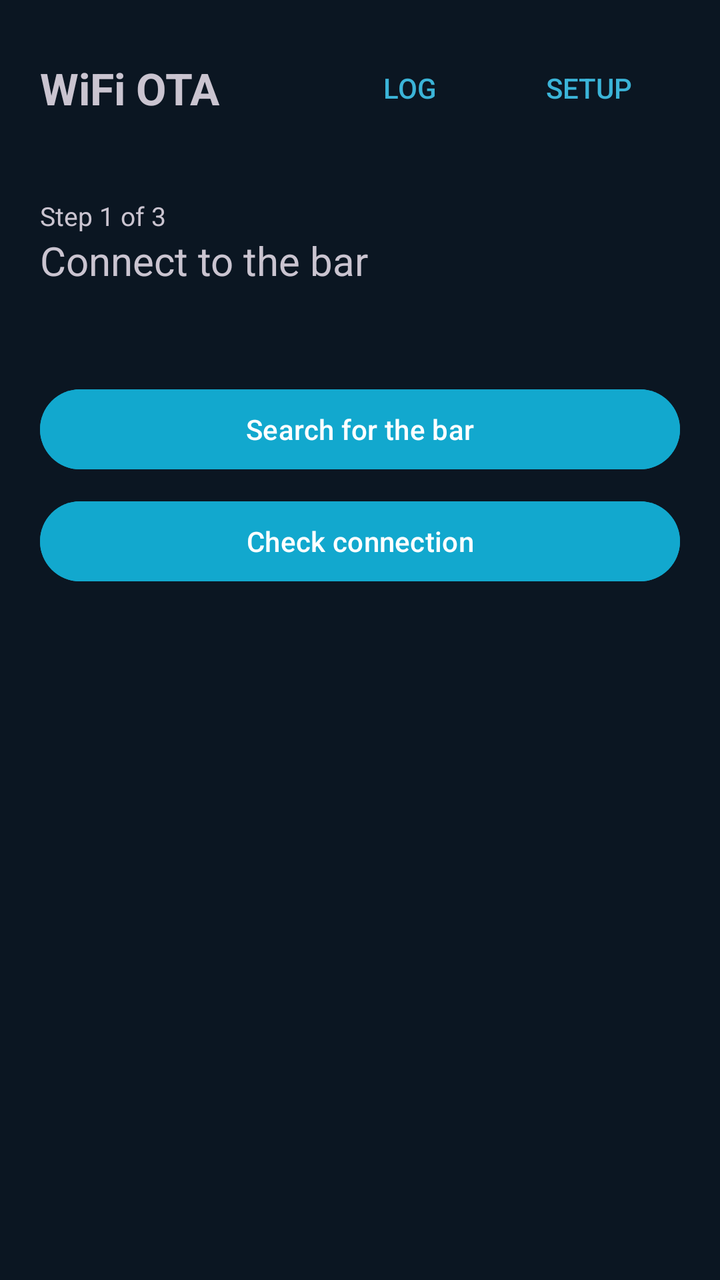
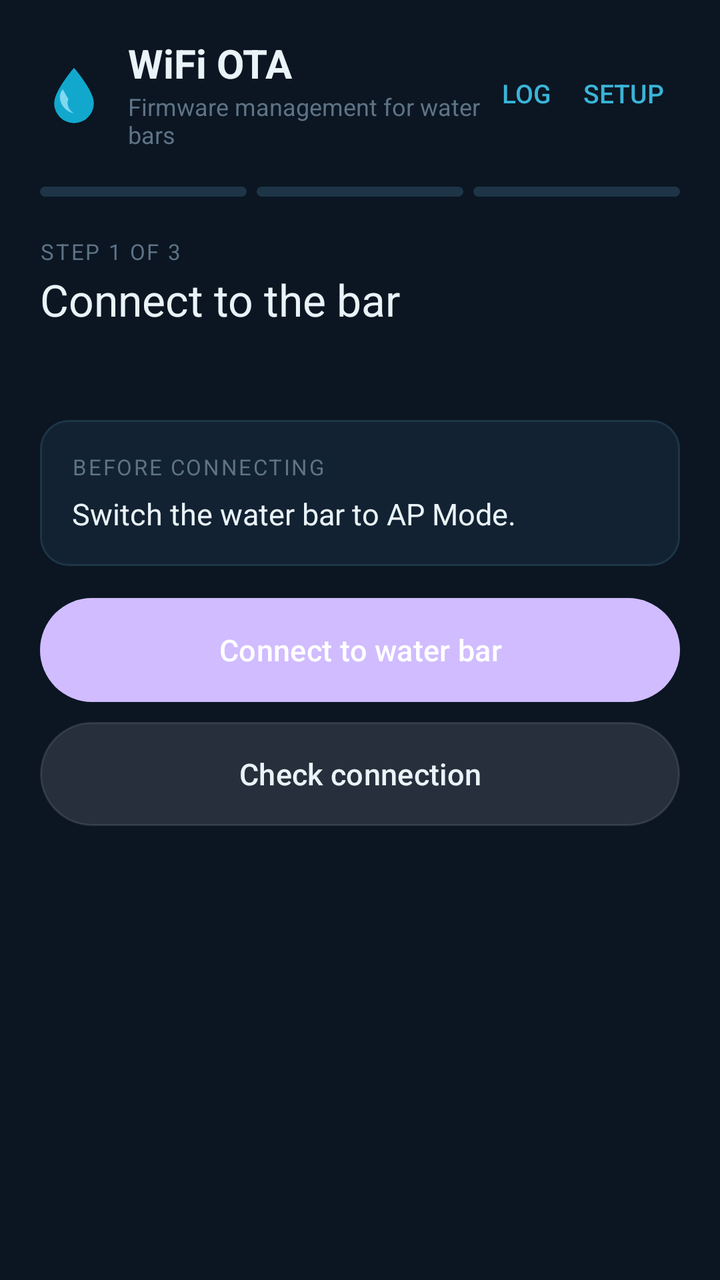

Compare the two renders of this Android layout. The source of the first and the diff that turns it into the second are given below.
<!-- AndroidManifest.xml: application theme Theme.Material3.Dark.NoActionBar -->
<!-- res/layout/activity_main.xml -->
<?xml version="1.0" encoding="utf-8"?>
<LinearLayout xmlns:android="http://schemas.android.com/apk/res/android"
    android:layout_width="match_parent"
    android:layout_height="match_parent"
    android:background="@color/app_background"
    android:orientation="vertical"
    android:padding="20dp">

    <LinearLayout
        android:layout_width="match_parent"
        android:layout_height="wrap_content"
        android:gravity="center_vertical"
        android:orientation="horizontal">

        <TextView
            android:layout_width="0dp"
            android:layout_height="wrap_content"
            android:layout_weight="1"
            android:text="WiFi OTA"
            android:textSize="22sp"
            android:textStyle="bold" />

        <Button
            android:id="@+id/logButton"
            android:textColor="@color/helper_blue"
            style="?android:attr/borderlessButtonStyle"
            android:layout_width="wrap_content"
            android:layout_height="wrap_content"
            android:text="Log" />

        <Button
            android:id="@+id/settingsButton"
            android:textColor="@color/helper_blue"
            style="?android:attr/borderlessButtonStyle"
            android:layout_width="wrap_content"
            android:layout_height="wrap_content"
            android:text="Setup" />
    </LinearLayout>

    <LinearLayout
        android:layout_width="match_parent"
        android:layout_height="wrap_content"
        android:layout_marginTop="8dp"
        android:orientation="horizontal">

        <View
            android:id="@+id/bar1"
            android:layout_width="0dp"
            android:layout_height="5dp"
            android:layout_marginEnd="4dp"
            android:layout_weight="1" />

        <View
            android:id="@+id/bar2"
            android:layout_width="0dp"
            android:layout_height="5dp"
            android:layout_marginEnd="4dp"
            android:layout_weight="1" />

        <View
            android:id="@+id/bar3"
            android:layout_width="0dp"
            android:layout_height="5dp"
            android:layout_weight="1" />
    </LinearLayout>

    <TextView
        android:id="@+id/stepCounter"
        android:layout_width="wrap_content"
        android:layout_height="wrap_content"
        android:layout_marginTop="18dp"
        android:textSize="13sp"
        android:text="Step 1 of 3" />

    <TextView
        android:id="@+id/stepTitle"
        android:layout_width="wrap_content"
        android:layout_height="wrap_content"
        android:textSize="20sp"
        android:text="Connect to the bar" />

    <TextView
        android:id="@+id/stepHint"
        android:layout_width="match_parent"
        android:layout_height="wrap_content"
        android:layout_marginTop="4dp"
        android:textSize="14sp"
        android:text="" />

    <LinearLayout
        android:id="@+id/step1"
        android:layout_width="match_parent"
        android:layout_height="wrap_content"
        android:layout_marginTop="24dp"
        android:orientation="vertical">

        <Button
            android:id="@+id/searchButton"
            android:backgroundTint="@color/action_green"
            android:textColor="#FFFFFF"
            android:layout_width="match_parent"
            android:layout_height="wrap_content"
            android:text="Search for the bar" />

        <Button
            android:id="@+id/pingButton"
            android:backgroundTint="@color/action_green"
            android:textColor="#FFFFFF"
            android:layout_width="match_parent"
            android:layout_height="wrap_content"
            android:layout_marginTop="8dp"
            android:enabled="false"
            android:text="Check connection" />
    </LinearLayout>

    <LinearLayout
        android:id="@+id/step2"
        android:layout_width="match_parent"
        android:layout_height="wrap_content"
        android:layout_marginTop="24dp"
        android:orientation="vertical"
        android:visibility="gone">

        <Button
            android:id="@+id/folderButton"
            android:backgroundTint="@color/helper_blue"
            android:textColor="#FFFFFF"
            android:layout_width="match_parent"
            android:layout_height="wrap_content"
            android:text="Choose firmware folder" />

        <Button
            android:id="@+id/hmiButton"
            android:backgroundTint="@color/action_green"
            android:textColor="#FFFFFF"
            android:layout_width="match_parent"
            android:layout_height="wrap_content"
            android:layout_marginTop="12dp"
            android:enabled="false"
            android:text="HMI" />

        <Button
            android:id="@+id/addonButton"
            android:backgroundTint="@color/action_green"
            android:textColor="#FFFFFF"
            android:layout_width="match_parent"
            android:layout_height="wrap_content"
            android:layout_marginTop="8dp"
            android:enabled="false"
            android:text="ADDON" />

        <Button
            android:id="@+id/rcButton"
            android:backgroundTint="@color/action_green"
            android:textColor="#FFFFFF"
            android:layout_width="match_parent"
            android:layout_height="wrap_content"
            android:layout_marginTop="8dp"
            android:enabled="false"
            android:text="RC" />
    </LinearLayout>

    <LinearLayout
        android:id="@+id/step3"
        android:layout_width="match_parent"
        android:layout_height="wrap_content"
        android:layout_marginTop="24dp"
        android:orientation="vertical"
        android:visibility="gone">

        <TextView
            android:id="@+id/summary"
            android:layout_width="match_parent"
            android:layout_height="wrap_content"
            android:textSize="15sp"
            android:text="" />

        <ProgressBar
            android:id="@+id/uploadBar"
            style="?android:attr/progressBarStyleHorizontal"
            android:layout_width="match_parent"
            android:layout_height="wrap_content"
            android:layout_marginTop="16dp"
            android:max="100"
            android:progress="0"
            android:visibility="invisible" />

        <TextView
            android:id="@+id/progressText"
            android:layout_width="match_parent"
            android:layout_height="wrap_content"
            android:textSize="13sp"
            android:text="" />

        <Button
            android:id="@+id/flashButton"
            android:backgroundTint="@color/action_green"
            android:textColor="#FFFFFF"
            android:layout_width="match_parent"
            android:layout_height="wrap_content"
            android:layout_marginTop="16dp"
            android:text="Flash" />
    </LinearLayout>

    <Button
        android:id="@+id/backButton"
        android:textColor="@color/helper_blue"
        style="?android:attr/borderlessButtonStyle"
        android:layout_width="wrap_content"
        android:layout_height="wrap_content"
        android:layout_marginTop="8dp"
        android:text="Back"
        android:visibility="gone" />
</LinearLayout>
<!-- resources referenced by this layout -->
<resources>
  <color name="action_green">#12A8CE</color>
  <color name="app_background">#0B1622</color>
  <color name="helper_blue">#3BB4D8</color>
</resources>

<!-- the commit's change to res/layout/activity_main.xml (unified diff, before → after) -->
@@ -1,214 +1,324 @@
 <?xml version="1.0" encoding="utf-8"?>
-<LinearLayout xmlns:android="http://schemas.android.com/apk/res/android"
+<ScrollView xmlns:android="http://schemas.android.com/apk/res/android"
     android:layout_width="match_parent"
     android:layout_height="match_parent"
     android:background="@color/app_background"
-    android:orientation="vertical"
-    android:padding="20dp">
+    android:fillViewport="true">
 
     <LinearLayout
         android:layout_width="match_parent"
         android:layout_height="wrap_content"
-        android:gravity="center_vertical"
-        android:orientation="horizontal">
+        android:orientation="vertical"
+        android:paddingStart="20dp"
+        android:paddingEnd="20dp"
+        android:paddingTop="18dp"
+        android:paddingBottom="28dp">
+
+        <LinearLayout
+            android:layout_width="match_parent"
+            android:layout_height="wrap_content"
+            android:gravity="center_vertical"
+            android:orientation="horizontal">
+
+            <ImageView
+                android:layout_width="34dp"
+                android:layout_height="34dp"
+                android:contentDescription="@string/app_name"
+                android:src="@drawable/ic_drop" />
+
+            <LinearLayout
+                android:layout_width="0dp"
+                android:layout_height="wrap_content"
+                android:layout_marginStart="10dp"
+                android:layout_weight="1"
+                android:orientation="vertical">
+
+                <TextView
+                    android:layout_width="wrap_content"
+                    android:layout_height="wrap_content"
+                    android:text="WiFi OTA"
+                    android:textColor="@color/text_primary"
+                    android:textSize="20sp"
+                    android:textStyle="bold" />
+
+                <TextView
+                    android:layout_width="wrap_content"
+                    android:layout_height="wrap_content"
+                    android:text="Firmware management for water bars"
+                    android:textColor="@color/text_muted"
+                    android:textSize="12sp" />
+            </LinearLayout>
+
+            <Button
+                android:id="@+id/logButton"
+                style="?android:attr/borderlessButtonStyle"
+                android:layout_width="wrap_content"
+                android:layout_height="wrap_content"
+                android:minWidth="0dp"
+                android:paddingStart="8dp"
+                android:paddingEnd="8dp"
+                android:text="Log"
+                android:textColor="@color/helper_blue"
+                android:textSize="13sp" />
+
+            <Button
+                android:id="@+id/settingsButton"
+                style="?android:attr/borderlessButtonStyle"
+                android:layout_width="wrap_content"
+                android:layout_height="wrap_content"
+                android:minWidth="0dp"
+                android:paddingStart="8dp"
+                android:paddingEnd="8dp"
+                android:text="Setup"
+                android:textColor="@color/helper_blue"
+                android:textSize="13sp" />
+        </LinearLayout>
+
+        <LinearLayout
+            android:layout_width="match_parent"
+            android:layout_height="wrap_content"
+            android:layout_marginTop="18dp"
+            android:orientation="horizontal">
+
+            <View
+                android:id="@+id/bar1"
+                android:layout_width="0dp"
+                android:layout_height="5dp"
+                android:layout_marginEnd="5dp"
+                android:layout_weight="1"
+                android:background="@drawable/bg_step" />
+
+            <View
+                android:id="@+id/bar2"
+                android:layout_width="0dp"
+                android:layout_height="5dp"
+                android:layout_marginEnd="5dp"
+                android:layout_weight="1"
+                android:background="@drawable/bg_step" />
+
+            <View
+                android:id="@+id/bar3"
+                android:layout_width="0dp"
+                android:layout_height="5dp"
+                android:layout_weight="1"
+                android:background="@drawable/bg_step" />
+        </LinearLayout>
 
         <TextView
-            android:layout_width="0dp"
-            android:layout_height="wrap_content"
-            android:layout_weight="1"
-            android:text="WiFi OTA"
-            android:textSize="22sp"
-            android:textStyle="bold" />
+            android:id="@+id/stepCounter"
+            android:layout_width="wrap_content"
+            android:layout_height="wrap_content"
+            android:layout_marginTop="20dp"
+            android:letterSpacing="0.08"
+            android:text="STEP 1 OF 3"
+            android:textColor="@color/text_muted"
+            android:textSize="11sp" />
+
+        <TextView
+            android:id="@+id/stepTitle"
+            android:layout_width="wrap_content"
+            android:layout_height="wrap_content"
+            android:layout_marginTop="2dp"
+            android:text="Connect to the bar"
+            android:textColor="@color/text_primary"
+            android:textSize="22sp" />
+
+        <TextView
+            android:id="@+id/stepHint"
+            android:layout_width="match_parent"
+            android:layout_height="wrap_content"
+            android:layout_marginTop="6dp"
+            android:text=""
+            android:textColor="@color/text_secondary"
+            android:textSize="13sp" />
+
+        <LinearLayout
+            android:id="@+id/step1"
+            android:layout_width="match_parent"
+            android:layout_height="wrap_content"
+            android:layout_marginTop="22dp"
+            android:orientation="vertical">
+
+            <LinearLayout
+                android:layout_width="match_parent"
+                android:layout_height="wrap_content"
+                android:background="@drawable/bg_card"
+                android:orientation="vertical"
+                android:padding="16dp">
+
+                <TextView
+                    android:layout_width="wrap_content"
+                    android:layout_height="wrap_content"
+                    android:letterSpacing="0.08"
+                    android:text="BEFORE CONNECTING"
+                    android:textColor="@color/text_muted"
+                    android:textSize="11sp" />
+
+                <TextView
+                    android:layout_width="wrap_content"
+                    android:layout_height="wrap_content"
+                    android:layout_marginTop="6dp"
+                    android:text="Switch the water bar to AP Mode."
+                    android:textColor="@color/text_primary"
+                    android:textSize="15sp" />
+            </LinearLayout>
+
+            <Button
+                android:id="@+id/searchButton"
+                android:layout_width="match_parent"
+                android:layout_height="52dp"
+                android:layout_marginTop="16dp"
+                android:background="@drawable/bg_button_primary"
+                android:text="Connect to water bar"
+                android:textColor="#FFFFFF"
+                android:textSize="15sp" />
+
+            <Button
+                android:id="@+id/pingButton"
+                android:layout_width="match_parent"
+                android:layout_height="52dp"
+                android:layout_marginTop="10dp"
+                android:background="@drawable/bg_button_ghost"
+                android:enabled="false"
+                android:text="Check connection"
+                android:textColor="@color/text_primary"
+                android:textSize="15sp" />
+        </LinearLayout>
+
+        <LinearLayout
+            android:id="@+id/step2"
+            android:layout_width="match_parent"
+            android:layout_height="wrap_content"
+            android:layout_marginTop="22dp"
+            android:orientation="vertical"
+            android:visibility="gone">
+
+            <Button
+                android:id="@+id/folderButton"
+                android:layout_width="match_parent"
+                android:layout_height="48dp"
+                android:background="@drawable/bg_button_ghost"
+                android:text="Firmware folder"
+                android:textColor="@color/text_primary"
+                android:textSize="14sp" />
+
+            <Button
+                android:id="@+id/hmiButton"
+                android:layout_width="match_parent"
+                android:layout_height="56dp"
+                android:layout_marginTop="14dp"
+                android:background="@drawable/bg_button_primary"
+                android:enabled="false"
+                android:text="HMI"
+                android:textAlignment="viewStart"
+                android:textColor="#FFFFFF"
+                android:textSize="14sp" />
+
+            <Button
+                android:id="@+id/addonButton"
+                android:layout_width="match_parent"
+                android:layout_height="56dp"
+                android:layout_marginTop="10dp"
+                android:background="@drawable/bg_button_primary"
+                android:enabled="false"
+                android:text="ADDON"
+                android:textAlignment="viewStart"
+                android:textColor="#FFFFFF"
+                android:textSize="14sp" />
+
+            <Button
+                android:id="@+id/rcButton"
+                android:layout_width="match_parent"
+                android:layout_height="56dp"
+                android:layout_marginTop="10dp"
+                android:background="@drawable/bg_button_primary"
+                android:enabled="false"
+                android:text="RC"
+                android:textAlignment="viewStart"
+                android:textColor="#FFFFFF"
+                android:textSize="14sp" />
+        </LinearLayout>
+
+        <LinearLayout
+            android:id="@+id/step3"
+            android:layout_width="match_parent"
+            android:layout_height="wrap_content"
+            android:layout_marginTop="22dp"
+            android:orientation="vertical"
+            android:visibility="gone">
+
+            <LinearLayout
+                android:layout_width="match_parent"
+                android:layout_height="wrap_content"
+                android:background="@drawable/bg_card"
+                android:orientation="vertical"
+                android:padding="16dp">
+
+                <TextView
+                    android:id="@+id/summary"
+                    android:layout_width="match_parent"
+                    android:layout_height="wrap_content"
+                    android:fontFamily="monospace"
+                    android:text=""
+                    android:textColor="@color/text_primary"
+                    android:textSize="13sp" />
+
+                <ProgressBar
+                    android:id="@+id/uploadBar"
+                    style="?android:attr/progressBarStyleHorizontal"
+                    android:layout_width="match_parent"
+                    android:layout_height="8dp"
+                    android:layout_marginTop="16dp"
+                    android:max="100"
+                    android:progress="0"
+                    android:progressTint="@color/accent"
+                    android:visibility="invisible" />
+
+                <TextView
+                    android:id="@+id/progressText"
+                    android:layout_width="match_parent"
+                    android:layout_height="wrap_content"
+                    android:layout_marginTop="8dp"
+                    android:text=""
+                    android:textColor="@color/text_secondary"
+                    android:textSize="12sp" />
+            </LinearLayout>
+
+            <LinearLayout
+                android:layout_width="match_parent"
+                android:layout_height="wrap_content"
+                android:layout_marginTop="14dp"
+                android:background="@drawable/bg_card"
+                android:orientation="vertical"
+                android:padding="14dp">
+
+                <TextView
+                    android:layout_width="match_parent"
+                    android:layout_height="wrap_content"
+                    android:text="Keep the app open and the bar powered during the update."
+                    android:textColor="@color/warn"
+                    android:textSize="12sp" />
+            </LinearLayout>
+
+            <Button
+                android:id="@+id/flashButton"
+                android:layout_width="match_parent"
+                android:layout_height="52dp"
+                android:layout_marginTop="16dp"
+                android:background="@drawable/bg_button_primary"
+                android:text="Flash"
+                android:textColor="#FFFFFF"
+                android:textSize="15sp" />
+        </LinearLayout>
 
         <Button
-            android:id="@+id/logButton"
-            android:textColor="@color/helper_blue"
+            android:id="@+id/backButton"
             style="?android:attr/borderlessButtonStyle"
             android:layout_width="wrap_content"
             android:layout_height="wrap_content"
-            android:text="Log" />
-
-        <Button
-            android:id="@+id/settingsButton"
+            android:layout_marginTop="10dp"
+            android:text="Back"
             android:textColor="@color/helper_blue"
-            style="?android:attr/borderlessButtonStyle"
-            android:layout_width="wrap_content"
-            android:layout_height="wrap_content"
-            android:text="Setup" />
+            android:visibility="gone" />
     </LinearLayout>
-
-    <LinearLayout
-        android:layout_width="match_parent"
-        android:layout_height="wrap_content"
-        android:layout_marginTop="8dp"
-        android:orientation="horizontal">
-
-        <View
-            android:id="@+id/bar1"
-            android:layout_width="0dp"
-            android:layout_height="5dp"
-            android:layout_marginEnd="4dp"
-            android:layout_weight="1" />
-
-        <View
-            android:id="@+id/bar2"
-            android:layout_width="0dp"
-            android:layout_height="5dp"
-            android:layout_marginEnd="4dp"
-            android:layout_weight="1" />
-
-        <View
-            android:id="@+id/bar3"
-            android:layout_width="0dp"
-            android:layout_height="5dp"
-            android:layout_weight="1" />
-    </LinearLayout>
-
-    <TextView
-        android:id="@+id/stepCounter"
-        android:layout_width="wrap_content"
-        android:layout_height="wrap_content"
-        android:layout_marginTop="18dp"
-        android:textSize="13sp"
-        android:text="Step 1 of 3" />
-
-    <TextView
-        android:id="@+id/stepTitle"
-        android:layout_width="wrap_content"
-        android:layout_height="wrap_content"
-        android:textSize="20sp"
-        android:text="Connect to the bar" />
-
-    <TextView
-        android:id="@+id/stepHint"
-        android:layout_width="match_parent"
-        android:layout_height="wrap_content"
-        android:layout_marginTop="4dp"
-        android:textSize="14sp"
-        android:text="" />
-
-    <LinearLayout
-        android:id="@+id/step1"
-        android:layout_width="match_parent"
-        android:layout_height="wrap_content"
-        android:layout_marginTop="24dp"
-        android:orientation="vertical">
-
-        <Button
-            android:id="@+id/searchButton"
-            android:backgroundTint="@color/action_green"
-            android:textColor="#FFFFFF"
-            android:layout_width="match_parent"
-            android:layout_height="wrap_content"
-            android:text="Search for the bar" />
-
-        <Button
-            android:id="@+id/pingButton"
-            android:backgroundTint="@color/action_green"
-            android:textColor="#FFFFFF"
-            android:layout_width="match_parent"
-            android:layout_height="wrap_content"
-            android:layout_marginTop="8dp"
-            android:enabled="false"
-            android:text="Check connection" />
-    </LinearLayout>
-
-    <LinearLayout
-        android:id="@+id/step2"
-        android:layout_width="match_parent"
-        android:layout_height="wrap_content"
-        android:layout_marginTop="24dp"
-        android:orientation="vertical"
-        android:visibility="gone">
-
-        <Button
-            android:id="@+id/folderButton"
-            android:backgroundTint="@color/helper_blue"
-            android:textColor="#FFFFFF"
-            android:layout_width="match_parent"
-            android:layout_height="wrap_content"
-            android:text="Choose firmware folder" />
-
-        <Button
-            android:id="@+id/hmiButton"
-            android:backgroundTint="@color/action_green"
-            android:textColor="#FFFFFF"
-            android:layout_width="match_parent"
-            android:layout_height="wrap_content"
-            android:layout_marginTop="12dp"
-            android:enabled="false"
-            android:text="HMI" />
-
-        <Button
-            android:id="@+id/addonButton"
-            android:backgroundTint="@color/action_green"
-            android:textColor="#FFFFFF"
-            android:layout_width="match_parent"
-            android:layout_height="wrap_content"
-            android:layout_marginTop="8dp"
-            android:enabled="false"
-            android:text="ADDON" />
-
-        <Button
-            android:id="@+id/rcButton"
-            android:backgroundTint="@color/action_green"
-            android:textColor="#FFFFFF"
-            android:layout_width="match_parent"
-            android:layout_height="wrap_content"
-            android:layout_marginTop="8dp"
-            android:enabled="false"
-            android:text="RC" />
-    </LinearLayout>
-
-    <LinearLayout
-        android:id="@+id/step3"
-        android:layout_width="match_parent"
-        android:layout_height="wrap_content"
-        android:layout_marginTop="24dp"
-        android:orientation="vertical"
-        android:visibility="gone">
-
-        <TextView
-            android:id="@+id/summary"
-            android:layout_width="match_parent"
-            android:layout_height="wrap_content"
-            android:textSize="15sp"
-            android:text="" />
-
-        <ProgressBar
-            android:id="@+id/uploadBar"
-            style="?android:attr/progressBarStyleHorizontal"
-            android:layout_width="match_parent"
-            android:layout_height="wrap_content"
-            android:layout_marginTop="16dp"
-            android:max="100"
-            android:progress="0"
-            android:visibility="invisible" />
-
-        <TextView
-            android:id="@+id/progressText"
-            android:layout_width="match_parent"
-            android:layout_height="wrap_content"
-            android:textSize="13sp"
-            android:text="" />
-
-        <Button
-            android:id="@+id/flashButton"
-            android:backgroundTint="@color/action_green"
-            android:textColor="#FFFFFF"
-            android:layout_width="match_parent"
-            android:layout_height="wrap_content"
-            android:layout_marginTop="16dp"
-            android:text="Flash" />
-    </LinearLayout>
-
-    <Button
-        android:id="@+id/backButton"
-        android:textColor="@color/helper_blue"
-        style="?android:attr/borderlessButtonStyle"
-        android:layout_width="wrap_content"
-        android:layout_height="wrap_content"
-        android:layout_marginTop="8dp"
-        android:text="Back"
-        android:visibility="gone" />
-</LinearLayout>
+</ScrollView>
<!-- resource entries referenced after the edit -->
@@ -1,7 +1,78 @@
 <!-- resources referenced by this layout -->
 <resources>
-  <color name="action_green">#12A8CE</color>
+  <color name="accent">#12A8CE</color>
   <color name="app_background">#0B1622</color>
   <color name="helper_blue">#3BB4D8</color>
+  <color name="text_muted">#5E7386</color>
+  <color name="text_primary">#E9F3F8</color>
+  <color name="text_secondary">#8FA8B8</color>
+  <color name="warn">#E39A2B</color>
+  <!-- drawable bg_button_ghost (drawable) -->
+  <?xml version="1.0" encoding="utf-8"?>
+  <selector xmlns:android="http://schemas.android.com/apk/res/android">
+      <item android:state_enabled="false">
+          <shape android:shape="rectangle">
+              <solid android:color="#0F1E2B" />
+              <stroke android:width="1dp" android:color="#16303F" />
+              <corners android:radius="26dp" />
+          </shape>
+      </item>
+      <item>
+          <shape android:shape="rectangle">
+              <solid android:color="#12202E" />
+              <stroke android:width="1dp" android:color="@color/accent" />
+              <corners android:radius="26dp" />
+          </shape>
+      </item>
+  </selector>
+  <!-- drawable bg_button_primary (drawable) -->
+  <?xml version="1.0" encoding="utf-8"?>
+  <selector xmlns:android="http://schemas.android.com/apk/res/android">
+      <item android:state_enabled="false">
+          <shape android:shape="rectangle">
+              <solid android:color="#16303F" />
+              <corners android:radius="26dp" />
+          </shape>
+      </item>
+      <item>
+          <shape android:shape="rectangle">
+              <solid android:color="@color/accent" />
+              <corners android:radius="26dp" />
+          </shape>
+      </item>
+  </selector>
+  <!-- drawable bg_card (drawable) -->
+  <?xml version="1.0" encoding="utf-8"?>
+  <shape xmlns:android="http://schemas.android.com/apk/res/android"
+      android:shape="rectangle">
+      <solid android:color="@color/card_background" />
+      <stroke android:width="1dp" android:color="@color/card_stroke" />
+      <corners android:radius="14dp" />
+  </shape>
+  <!-- drawable bg_step (drawable) -->
+  <?xml version="1.0" encoding="utf-8"?>
+  <shape xmlns:android="http://schemas.android.com/apk/res/android"
+      android:shape="rectangle">
+      <solid android:color="@color/step_idle" />
+      <corners android:radius="3dp" />
+  </shape>
+  <!-- drawable ic_drop (drawable) -->
+  <?xml version="1.0" encoding="utf-8"?>
+  <vector xmlns:android="http://schemas.android.com/apk/res/android"
+      android:width="44dp"
+      android:height="44dp"
+      android:viewportWidth="48"
+      android:viewportHeight="48">
+      <path
+          android:fillColor="#12A8CE"
+          android:pathData="M24,6 C24,6 38,22 38,31 a14,14 0 0 1 -28,0 C10,22 24,6 24,6 Z" />
+      <path
+          android:fillColor="#7FD9F0"
+          android:pathData="M20,28 a8,8 0 0 0 4,10 a12,12 0 0 1 -10,-12 a10,10 0 0 1 2,-5 Z" />
+  </vector>
+  <string name="app_name">WiFi OTA</string>
+  <color name="card_background">#122232</color>
+  <color name="card_stroke">#1E3547</color>
+  <color name="step_idle">#1E3547</color>
 </resources>
 
